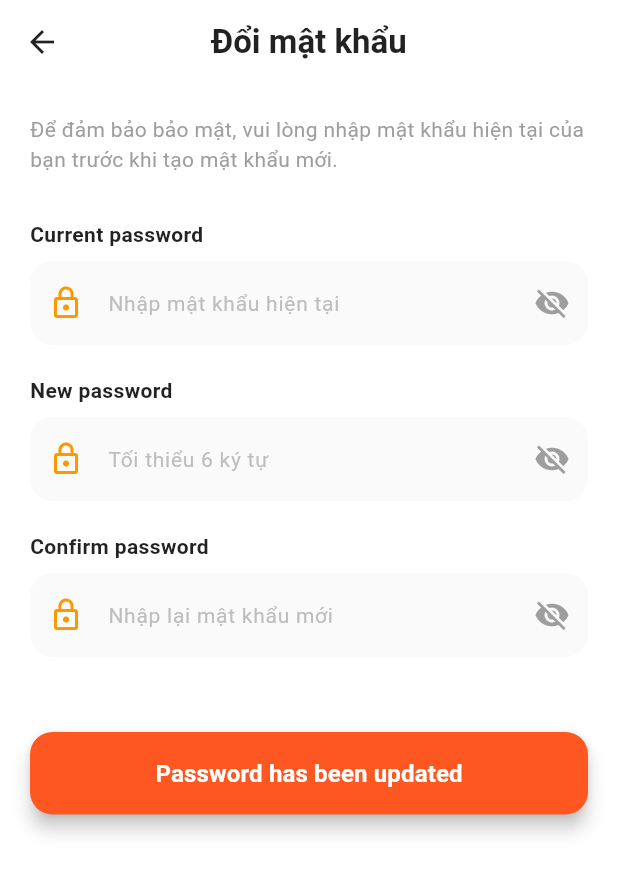
After one commit to BLong1501/2025_2_LTTBDD_N02_Nhom_20, a Flutter app: the ChangePasswordScreen screen opened directly, on a phone screen of 412 x 824 dp. The commit adds this screen. Shown: the top 873 px of the screen. Run offline on Flutter 3.47's test engine with Material 3 defaults, Android fonts, the phone set to English and light mode, and no system bars; our stand-ins replace cloud_firestore, easy_localization, firebase_auth, firebase_core, firebase_storage, image_picker and 1 more; accounts and stored records are empty; network calls fail.

Commit message:
cap nhat ngon ngu

```diff
--- a/lib/view/food/meal_plan_detail.screen.dart
+++ b/lib/view/food/meal_plan_detail.screen.dart
@@ -2,7 +2,7 @@ import 'package:btl_ltdd/view/food/edit_food_screen.dart';
 import 'package:flutter/material.dart';
 import 'package:firebase_auth/firebase_auth.dart'; // Import để lấy UID hiện tại
 import '../../models/food_model.dart';
-import '../../services/food_service.dart'; // Import để gọi hàm xóa (nếu có)
+// import '../../services/food_service.dart'; // Import để gọi hàm xóa (nếu có)
 
 class MealDetailScreen extends StatelessWidget {
   final FoodModel food;
--- /dev/null
+++ b/lib/view/profile/change_password_screen.dart
@@ -0,0 +1,212 @@
+import 'package:easy_localization/easy_localization.dart';
+import 'package:flutter/material.dart';
+import 'package:firebase_auth/firebase_auth.dart';
+
+class ChangePasswordScreen extends StatefulWidget {
+  const ChangePasswordScreen({super.key});
+
+  @override
+  State<ChangePasswordScreen> createState() => _ChangePasswordScreenState();
+}
+
+class _ChangePasswordScreenState extends State<ChangePasswordScreen> {
+  final _currentPasswordController = TextEditingController();
+  final _newPasswordController = TextEditingController();
+  final _confirmPasswordController = TextEditingController();
+
+  bool _obscureCurrent = true;
+  bool _obscureNew = true;
+  bool _obscureConfirm = true;
+  bool _isLoading = false;
+
+  @override
+  void dispose() {
+    _currentPasswordController.dispose();
+    _newPasswordController.dispose();
+    _confirmPasswordController.dispose();
+    super.dispose();
+  }
+
+  Future<void> _changePassword() async {
+    FocusManager.instance.primaryFocus?.unfocus(); // Ẩn bàn phím
+
+    String currentPass = _currentPasswordController.text.trim();
+    String newPass = _newPasswordController.text.trim();
+    String confirmPass = _confirmPasswordController.text.trim();
+
+    // 1. Validate form cơ bản
+    if (currentPass.isEmpty || newPass.isEmpty || confirmPass.isEmpty) {
+      _showMessage("Vui lòng điền đầy đủ thông tin", Colors.red);
+      return;
+    }
+    if (newPass.length < 6) {
+      _showMessage("Mật khẩu mới phải có ít nhất 6 ký tự", Colors.red);
+      return;
+    }
+    if (newPass != confirmPass) {
+      _showMessage("Mật khẩu nhập lại không khớp", Colors.red);
+      return;
+    }
+    if (currentPass == newPass) {
+      _showMessage("Mật khẩu mới phải khác mật khẩu hiện tại", Colors.red);
+      return;
+    }
+
+    setState(() => _isLoading = true);
+
+    try {
+      User? user = FirebaseAuth.instance.currentUser;
+      if (user != null && user.email != null) {
+        // 2. Xác thực lại người dùng bằng Mật khẩu cũ
+        AuthCredential credential = EmailAuthProvider.credential(
+          email: user.email!,
+          password: currentPass,
+        );
+
+        await user.reauthenticateWithCredential(credential);
+
+        // 3. Nếu xác thực thành công -> Tiến hành đổi mật khẩu mới
+        await user.updatePassword(newPass);
+
+        _showMessage("Đổi mật khẩu thành công!", Colors.green);
+
+        // 4. Quay lại trang Profile sau 1 giây
+        if (mounted) {
+          Future.delayed(const Duration(seconds: 1), () {
+            Navigator.pop(context);
+          });
+        }
+      }
+    } on FirebaseAuthException catch (e) {
+      // Bắt các lỗi cụ thể từ Firebase
+      if (e.code == 'wrong-password' || e.code == 'invalid-credential') {
+        _showMessage("Mật khẩu hiện tại không đúng", Colors.red);
+      } else {
+        _showMessage("Tài khoản MXH (Google/FB) không thể đổi mật khẩu ở đây.", Colors.red);
+      }
+    } catch (e) {
+      _showMessage("Lỗi không xác định: $e", Colors.red);
+    } finally {
+      if (mounted) setState(() => _isLoading = false);
+    }
+  }
+
+  void _showMessage(String message, Color color) {
+    ScaffoldMessenger.of(context).showSnackBar(
+      SnackBar(content: Text(message), backgroundColor: color),
+    );
+  }
+
+  @override
+  Widget build(BuildContext context) {
+    return GestureDetector(
+      onTap: () => FocusManager.instance.primaryFocus?.unfocus(),
+      child: Scaffold(
+        backgroundColor: Colors.white,
+        appBar: AppBar(
+          title: const Text("Đổi mật khẩu", style: TextStyle(fontWeight: FontWeight.bold)),
+          backgroundColor: Colors.white,
+          foregroundColor: Colors.black87,
+          elevation: 0,
+          centerTitle: true,
+        ),
+        body: SingleChildScrollView(
+          padding: const EdgeInsets.all(20),
+          child: Column(
+            crossAxisAlignment: CrossAxisAlignment.start,
+            children: [
+              const Text(
+                "Để đảm bảo bảo mật, vui lòng nhập mật khẩu hiện tại của bạn trước khi tạo mật khẩu mới.",
+                style: TextStyle(color: Colors.grey, fontSize: 14),
+              ),
+              const SizedBox(height: 30),
+
+              // --- MẬT KHẨU HIỆN TẠI ---
+               Text("current_password".tr(), style: TextStyle(fontWeight: FontWeight.bold, color: Colors.black87)),
+              const SizedBox(height: 8),
+              _buildPasswordField(
+                controller: _currentPasswordController,
+                obscureText: _obscureCurrent,
+                hint: "Nhập mật khẩu hiện tại",
+                onToggleVisibility: () => setState(() => _obscureCurrent = !_obscureCurrent),
+              ),
+              const SizedBox(height: 20),
+
+              // --- MẬT KHẨU MỚI ---
+               Text("new_password".tr(), style: TextStyle(fontWeight: FontWeight.bold, color: Colors.black87)),
+              const SizedBox(height: 8),
+              _buildPasswordField(
+                controller: _newPasswordController,
+                obscureText: _obscureNew,
+                hint: "Tối thiểu 6 ký tự",
+                onToggleVisibility: () => setState(() => _obscureNew = !_obscureNew),
+              ),
+              const SizedBox(height: 20),
+
+              // --- NHẬP LẠI MẬT KHẨU MỚI ---
+               Text("confirm_password".tr(), style: TextStyle(fontWeight: FontWeight.bold, color: Colors.black87)),
+              const SizedBox(height: 8),
+              _buildPasswordField(
+                controller: _confirmPasswordController,
+                obscureText: _obscureConfirm,
+                hint: "Nhập lại mật khẩu mới",
+                onToggleVisibility: () => setState(() => _obscureConfirm = !_obscureConfirm),
+              ),
+
+              const SizedBox(height: 50),
+
+              // --- NÚT XÁC NHẬN ---
+              SizedBox(
+                width: double.infinity,
+                height: 55,
+                child: ElevatedButton(
+                  onPressed: _isLoading ? null : _changePassword,
+                  style: ElevatedButton.styleFrom(
+                    backgroundColor: Colors.deepOrange,
+                    shape: RoundedRectangleBorder(borderRadius: BorderRadius.circular(15)),
+                    elevation: 5,
+                  ),
+                  child: _isLoading
+                      ? const CircularProgressIndicator(color: Colors.white)
+                      :  Text(
+                          "password_updated".tr(),
+                          style: TextStyle(fontSize: 16, fontWeight: FontWeight.bold, color: Colors.white),
+                        ),
+                ),
+              ),
+            ],
+          ),
+        ),
+      ),
+    );
+  }
+
+  Widget _buildPasswordField({
+    required TextEditingController controller,
+    required bool obscureText,
+    required String hint,
+    required VoidCallback onToggleVisibility,
+  }) {
+    return TextField(
+      controller: controller,
+      obscureText: obscureText,
+      decoration: InputDecoration(
+        hintText: hint,
+        hintStyle: TextStyle(color: Colors.grey[400], fontSize: 14),
+        prefixIcon: const Icon(Icons.lock_outline, color: Colors.orange),
+        suffixIcon: IconButton(
+          icon: Icon(obscureText ? Icons.visibility_off : Icons.visibility, color: Colors.grey),
+          onPressed: onToggleVisibility,
+        ),
+        filled: true,
+        fillColor: Colors.grey[50],
+        border: OutlineInputBorder(borderRadius: BorderRadius.circular(15), borderSide: BorderSide.none),
+        enabledBorder: OutlineInputBorder(borderRadius: BorderRadius.circular(15), borderSide: BorderSide.none),
+        focusedBorder: OutlineInputBorder(
+          borderRadius: BorderRadius.circular(15),
+          borderSide: const BorderSide(color: Colors.deepOrange, width: 1.5),
+        ),
+      ),
+    );
+  }
+}
--- a/pubspec.yaml
+++ b/pubspec.yaml
@@ -12,7 +12,7 @@ dependencies:
     sdk: flutter
 
   cupertino_icons: ^1.0.8
-
+  easy_localization: ^3.0.3 # Thêm thư viện dịch thuật
   # --- BỘ FIREBASE TƯƠNG THÍCH (Đã test) ---
   firebase_core: ^3.10.1  # Sửa từ 4.4.0 (không tồn tại) về bản chuẩn
   firebase_auth: ^5.4.1   # Bản ổn định tương thích
@@ -33,3 +33,4 @@ flutter:
   uses-material-design: true
   assets:
     - images/
+    - assets/langs/
```
Also changed, not shown: assets/langs/en.json (added, +59 -0 lines), assets/langs/vi.json (added, +60 -0 lines), lib/main.dart (+20 -4 lines), lib/view/profile/profile_screen.dart (+75 -25 lines), lib/view/widgets/blogger_navigator_screen.dart (+8 -7 lines), pubspec.lock.
